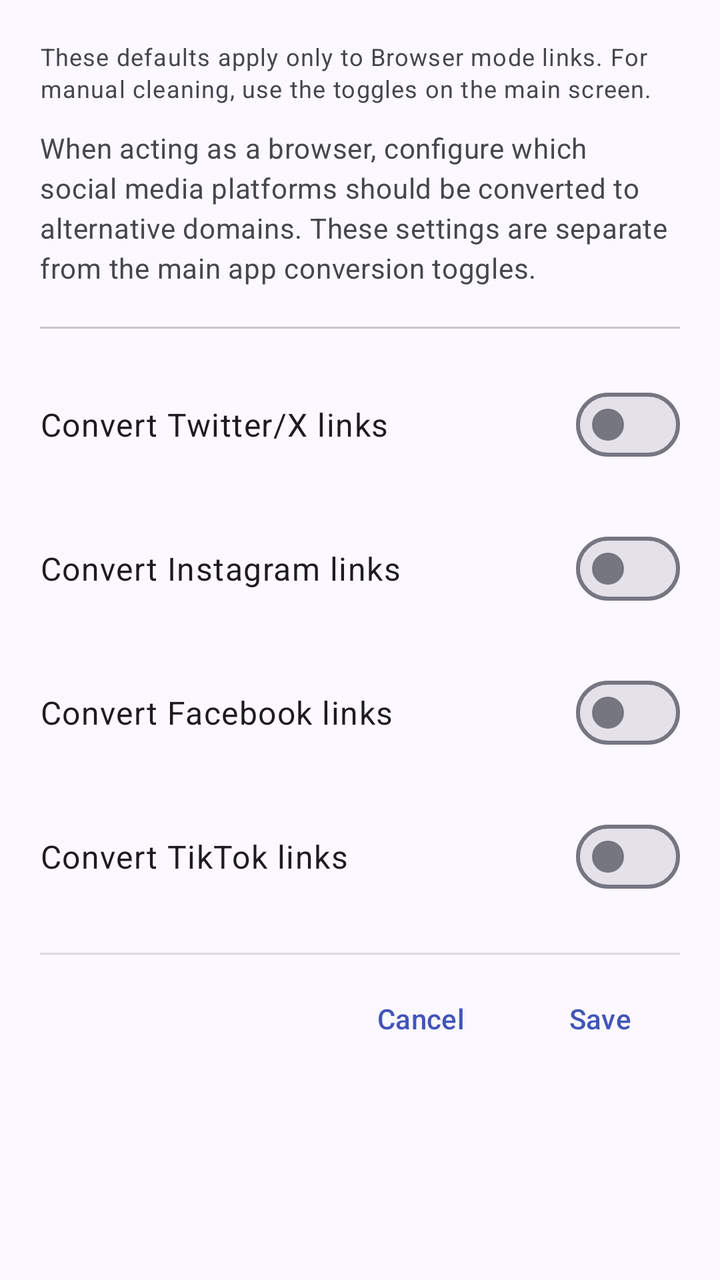
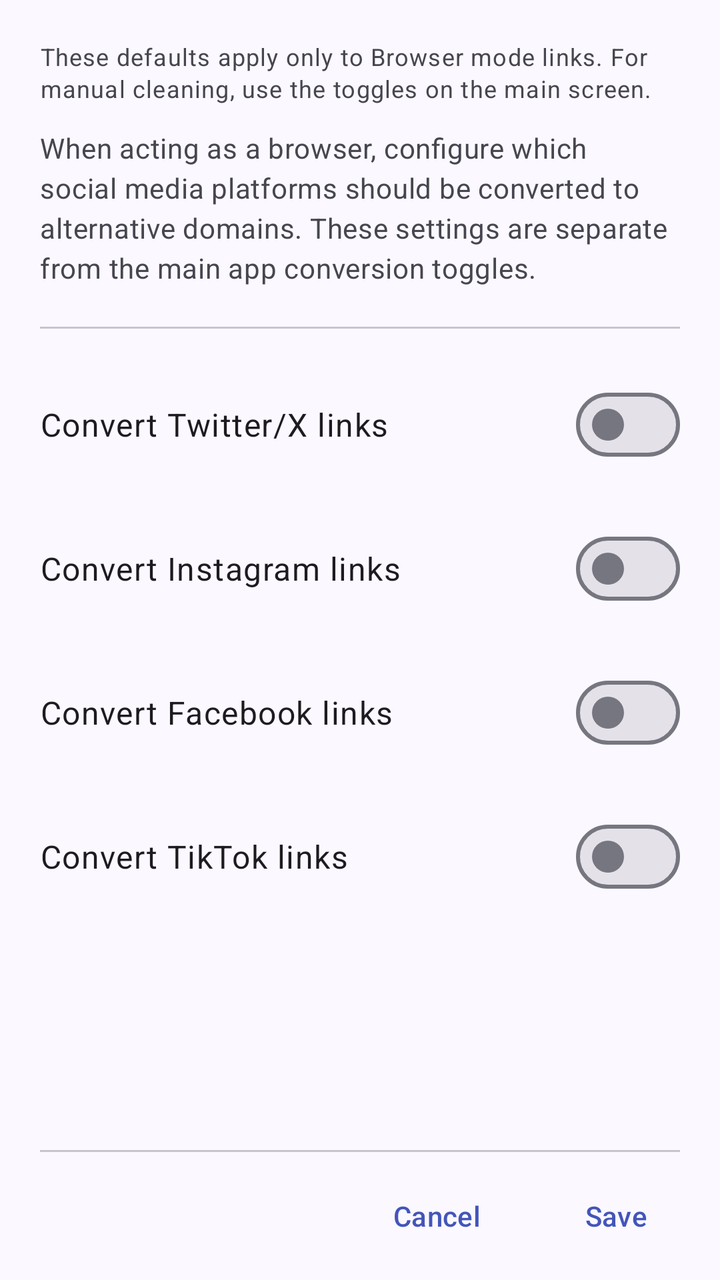

An Android layout rendered at two revisions. The XML below is the earlier revision; the diff shows what the commit changed to produce the second picture.
<!-- AndroidManifest.xml: application theme Theme.FixupXer -->
<!-- res/layout/dialog_conversion_defaults.xml -->
<?xml version="1.0" encoding="utf-8"?>
<LinearLayout xmlns:android="http://schemas.android.com/apk/res/android"
    xmlns:app="http://schemas.android.com/apk/res-auto"
    android:layout_width="match_parent"
    android:layout_height="wrap_content"
    android:orientation="vertical"
    android:padding="@dimen/padding_large">

    <TextView
        android:layout_width="match_parent"
        android:layout_height="wrap_content"
        android:text="@string/conversion_defaults_browser_note"
        android:textAppearance="@style/TextAppearance.Material3.BodySmall"
        android:textColor="?attr/colorOnSurfaceVariant"
        android:layout_marginBottom="@dimen/padding_medium" />

    <TextView
        android:layout_width="match_parent"
        android:layout_height="wrap_content"
        android:text="@string/conversion_defaults_explanation"
        android:textAppearance="@style/TextAppearance.Material3.BodyMedium"
        android:textColor="?attr/colorOnSurfaceVariant"
        android:layout_marginBottom="@dimen/padding_large" />

    <com.google.android.material.divider.MaterialDivider
        android:layout_width="match_parent"
        android:layout_height="wrap_content"
        android:layout_marginBottom="@dimen/padding_medium" />

    
    <LinearLayout
        android:layout_width="match_parent"
        android:layout_height="wrap_content"
        android:orientation="horizontal"
        android:gravity="center_vertical"
        android:paddingTop="@dimen/padding_medium"
        android:paddingBottom="@dimen/padding_medium">

        <TextView
            android:layout_width="0dp"
            android:layout_height="wrap_content"
            android:layout_weight="1"
            android:text="@string/convert_twitter_browser"
            android:textAppearance="@style/TextAppearance.Material3.BodyLarge" />

        <com.google.android.material.materialswitch.MaterialSwitch
            android:id="@+id/switchBrowserTwitter"
            android:layout_width="wrap_content"
            android:layout_height="wrap_content"
            android:contentDescription="@string/convert_twitter_browser" />

    </LinearLayout>

    
    <LinearLayout
        android:layout_width="match_parent"
        android:layout_height="wrap_content"
        android:orientation="horizontal"
        android:gravity="center_vertical"
        android:paddingTop="@dimen/padding_medium"
        android:paddingBottom="@dimen/padding_medium">

        <TextView
            android:layout_width="0dp"
            android:layout_height="wrap_content"
            android:layout_weight="1"
            android:text="@string/convert_instagram_browser"
            android:textAppearance="@style/TextAppearance.Material3.BodyLarge" />

        <com.google.android.material.materialswitch.MaterialSwitch
            android:id="@+id/switchBrowserInstagram"
            android:layout_width="wrap_content"
            android:layout_height="wrap_content"
            android:contentDescription="@string/convert_instagram_browser" />

    </LinearLayout>

    
    <LinearLayout
        android:layout_width="match_parent"
        android:layout_height="wrap_content"
        android:orientation="horizontal"
        android:gravity="center_vertical"
        android:paddingTop="@dimen/padding_medium"
        android:paddingBottom="@dimen/padding_medium">

        <TextView
            android:layout_width="0dp"
            android:layout_height="wrap_content"
            android:layout_weight="1"
            android:text="@string/convert_facebook_browser"
            android:textAppearance="@style/TextAppearance.Material3.BodyLarge" />

        <com.google.android.material.materialswitch.MaterialSwitch
            android:id="@+id/switchBrowserFacebook"
            android:layout_width="wrap_content"
            android:layout_height="wrap_content"
            android:contentDescription="@string/convert_facebook_browser" />

    </LinearLayout>

    
    <LinearLayout
        android:layout_width="match_parent"
        android:layout_height="wrap_content"
        android:orientation="horizontal"
        android:gravity="center_vertical"
        android:paddingTop="@dimen/padding_medium"
        android:paddingBottom="@dimen/padding_medium">

        <TextView
            android:layout_width="0dp"
            android:layout_height="wrap_content"
            android:layout_weight="1"
            android:text="@string/convert_tiktok_browser"
            android:textAppearance="@style/TextAppearance.Material3.BodyLarge" />

        <com.google.android.material.materialswitch.MaterialSwitch
            android:id="@+id/switchBrowserTikTok"
            android:layout_width="wrap_content"
            android:layout_height="wrap_content"
            android:contentDescription="@string/convert_tiktok_browser" />

    </LinearLayout>

    
    <View
        android:layout_width="match_parent"
        android:layout_height="@dimen/card_stroke_width"
        android:background="?android:attr/listDivider"
        android:layout_marginTop="@dimen/padding_medium" />

    
    <LinearLayout
        android:layout_width="match_parent"
        android:layout_height="wrap_content"
        android:orientation="horizontal"
        android:padding="@dimen/padding_small"
        android:gravity="end">

        <com.google.android.material.button.MaterialButton
            android:id="@+id/btnCancel"
            style="@style/Widget.Material3.Button.TextButton.Dialog"
            android:layout_width="wrap_content"
            android:layout_height="wrap_content"
            android:text="@string/cancel"
            android:layout_marginEnd="@dimen/margin_medium" />

        <com.google.android.material.button.MaterialButton
            android:id="@+id/btnSave"
            style="@style/Widget.Material3.Button.TextButton.Dialog"
            android:layout_width="wrap_content"
            android:layout_height="wrap_content"
            android:text="@string/save" />

    </LinearLayout>

</LinearLayout>
<!-- resources referenced by this layout -->
<resources>
  <dimen name="card_stroke_width">1dp</dimen>
  <dimen name="margin_medium">16dp</dimen>
  <dimen name="padding_large">24dp</dimen>
  <dimen name="padding_medium">16dp</dimen>
  <dimen name="padding_small">8dp</dimen>
  <string name="cancel">Cancel</string>
  <string name="conversion_defaults_browser_note">These defaults apply only to Browser mode links. For manual cleaning, use the toggles on the main screen.</string>
  <string name="conversion_defaults_explanation">When acting as a browser, configure which social media platforms should be converted to alternative domains. These settings are separate from the main app conversion toggles.</string>
  <string name="convert_facebook_browser">Convert Facebook links</string>
  <string name="convert_instagram_browser">Convert Instagram links</string>
  <string name="convert_tiktok_browser">Convert TikTok links</string>
  <string name="convert_twitter_browser">Convert Twitter/X links</string>
  <string name="save">Save</string>
  <style name="Theme.FixupXer" parent="Base.Theme.FixupXer" />
  <color name="md_theme_primary">#4355B9</color>
  <color name="md_theme_onPrimary">#FFFFFF</color>
  <color name="md_theme_primaryContainer">#DEE0FF</color>
  <color name="md_theme_onPrimaryContainer">#00105C</color>
  <color name="md_theme_secondary">#5B5D72</color>
  <color name="md_theme_onSecondary">#FFFFFF</color>
  <color name="md_theme_secondaryContainer">#E0E1F9</color>
  <color name="md_theme_onSecondaryContainer">#181A2C</color>
  <color name="md_theme_tertiary">#77536D</color>
  <color name="md_theme_onTertiary">#FFFFFF</color>
  <color name="md_theme_tertiaryContainer">#FFD7F1</color>
  <color name="md_theme_onTertiaryContainer">#2D1228</color>
  <color name="md_theme_error">#BA1A1A</color>
  <color name="md_theme_onError">#FFFFFF</color>
  <color name="md_theme_errorContainer">#FFDAD6</color>
  <color name="md_theme_onErrorContainer">#410002</color>
  <color name="md_theme_background">#FBF8FF</color>
  <color name="md_theme_onBackground">#1B1B21</color>
  <color name="md_theme_surface">#FBF8FF</color>
  <color name="md_theme_onSurface">#1B1B21</color>
  <color name="md_theme_surfaceVariant">#E3E1EC</color>
  <color name="md_theme_onSurfaceVariant">#46464F</color>
  <color name="md_theme_outline">#767680</color>
  <color name="md_theme_outlineVariant">#C7C5D0</color>
  <color name="md_theme_surfaceContainerLowest">#FFFFFF</color>
  <color name="md_theme_surfaceContainerLow">#F5F2FA</color>
  <color name="md_theme_surfaceContainer">#EFEDF4</color>
  <color name="md_theme_surfaceContainerHigh">#E9E7EF</color>
  <color name="md_theme_surfaceContainerHighest">#E4E1E9</color>
  <color name="md_theme_inverseSurface">#303036</color>
  <color name="md_theme_inverseOnSurface">#F2EFF7</color>
  <color name="md_theme_inversePrimary">#BAC3FF</color>
  <style name="CardStyle" parent="Widget.Material3.CardView.Elevated">
          <item name="cardCornerRadius">@dimen/card_corner_radius</item>
          <item name="cardElevation">0dp</item>
          <item name="strokeWidth">@dimen/card_stroke_width</item>
          <item name="strokeColor">@color/md_theme_outlineVariant</item>
      </style>
  <style name="SwitchStyle" parent="Widget.Material3.CompoundButton.MaterialSwitch" />
  <style name="ButtonStyle" parent="Widget.Material3.Button" />
  <dimen name="card_corner_radius">12dp</dimen>
  <!-- unchanged entries left out for length: 1 -->
</resources>

<!-- the commit's change to res/layout/dialog_conversion_defaults.xml (unified diff, before → after) -->
@@ -3,140 +3,151 @@
     xmlns:app="http://schemas.android.com/apk/res-auto"
     android:layout_width="match_parent"
     android:layout_height="wrap_content"
-    android:orientation="vertical"
-    android:padding="@dimen/padding_large">
+    android:orientation="vertical">
 
-    <TextView
+    <ScrollView
         android:layout_width="match_parent"
-        android:layout_height="wrap_content"
-        android:text="@string/conversion_defaults_browser_note"
-        android:textAppearance="@style/TextAppearance.Material3.BodySmall"
-        android:textColor="?attr/colorOnSurfaceVariant"
-        android:layout_marginBottom="@dimen/padding_medium" />
+        android:layout_height="0dp"
+        android:layout_weight="1"
+        android:maxHeight="@dimen/dialog_max_height"
+        android:fillViewport="false">
 
-    <TextView
-        android:layout_width="match_parent"
-        android:layout_height="wrap_content"
-        android:text="@string/conversion_defaults_explanation"
-        android:textAppearance="@style/TextAppearance.Material3.BodyMedium"
-        android:textColor="?attr/colorOnSurfaceVariant"
-        android:layout_marginBottom="@dimen/padding_large" />
+        <LinearLayout
+            android:layout_width="match_parent"
+            android:layout_height="wrap_content"
+            android:orientation="vertical"
+            android:paddingStart="@dimen/padding_large"
+            android:paddingTop="@dimen/padding_large"
+            android:paddingEnd="@dimen/padding_large"
+            android:paddingBottom="@dimen/padding_medium">
+
+            <TextView
+                android:layout_width="match_parent"
+                android:layout_height="wrap_content"
+                android:layout_marginBottom="@dimen/padding_medium"
+                android:text="@string/conversion_defaults_browser_note"
+                android:textAppearance="@style/TextAppearance.Material3.BodySmall"
+                android:textColor="?attr/colorOnSurfaceVariant" />
+
+            <TextView
+                android:layout_width="match_parent"
+                android:layout_height="wrap_content"
+                android:layout_marginBottom="@dimen/padding_large"
+                android:text="@string/conversion_defaults_explanation"
+                android:textAppearance="@style/TextAppearance.Material3.BodyMedium"
+                android:textColor="?attr/colorOnSurfaceVariant" />
+
+            <com.google.android.material.divider.MaterialDivider
+                android:layout_width="match_parent"
+                android:layout_height="wrap_content"
+                android:layout_marginBottom="@dimen/padding_medium" />
+
+            <LinearLayout
+                android:layout_width="match_parent"
+                android:layout_height="wrap_content"
+                android:gravity="center_vertical"
+                android:orientation="horizontal"
+                android:paddingTop="@dimen/padding_medium"
+                android:paddingBottom="@dimen/padding_medium">
+
+                <TextView
+                    android:layout_width="0dp"
+                    android:layout_height="wrap_content"
+                    android:layout_weight="1"
+                    android:text="@string/convert_twitter_browser"
+                    android:textAppearance="@style/TextAppearance.Material3.BodyLarge" />
+
+                <com.google.android.material.materialswitch.MaterialSwitch
+                    android:id="@+id/switchBrowserTwitter"
+                    android:layout_width="wrap_content"
+                    android:layout_height="wrap_content"
+                    android:contentDescription="@string/convert_twitter_browser" />
+            </LinearLayout>
+
+            <LinearLayout
+                android:layout_width="match_parent"
+                android:layout_height="wrap_content"
+                android:gravity="center_vertical"
+                android:orientation="horizontal"
+                android:paddingTop="@dimen/padding_medium"
+                android:paddingBottom="@dimen/padding_medium">
+
+                <TextView
+                    android:layout_width="0dp"
+                    android:layout_height="wrap_content"
+                    android:layout_weight="1"
+                    android:text="@string/convert_instagram_browser"
+                    android:textAppearance="@style/TextAppearance.Material3.BodyLarge" />
+
+                <com.google.android.material.materialswitch.MaterialSwitch
+                    android:id="@+id/switchBrowserInstagram"
+                    android:layout_width="wrap_content"
+                    android:layout_height="wrap_content"
+                    android:contentDescription="@string/convert_instagram_browser" />
+            </LinearLayout>
+
+            <LinearLayout
+                android:layout_width="match_parent"
+                android:layout_height="wrap_content"
+                android:gravity="center_vertical"
+                android:orientation="horizontal"
+                android:paddingTop="@dimen/padding_medium"
+                android:paddingBottom="@dimen/padding_medium">
+
+                <TextView
+                    android:layout_width="0dp"
+                    android:layout_height="wrap_content"
+                    android:layout_weight="1"
+                    android:text="@string/convert_facebook_browser"
+                    android:textAppearance="@style/TextAppearance.Material3.BodyLarge" />
+
+                <com.google.android.material.materialswitch.MaterialSwitch
+                    android:id="@+id/switchBrowserFacebook"
+                    android:layout_width="wrap_content"
+                    android:layout_height="wrap_content"
+                    android:contentDescription="@string/convert_facebook_browser" />
+            </LinearLayout>
+
+            <LinearLayout
+                android:layout_width="match_parent"
+                android:layout_height="wrap_content"
+                android:gravity="center_vertical"
+                android:orientation="horizontal"
+                android:paddingTop="@dimen/padding_medium"
+                android:paddingBottom="@dimen/padding_medium">
+
+                <TextView
+                    android:layout_width="0dp"
+                    android:layout_height="wrap_content"
+                    android:layout_weight="1"
+                    android:text="@string/convert_tiktok_browser"
+                    android:textAppearance="@style/TextAppearance.Material3.BodyLarge" />
+
+                <com.google.android.material.materialswitch.MaterialSwitch
+                    android:id="@+id/switchBrowserTikTok"
+                    android:layout_width="wrap_content"
+                    android:layout_height="wrap_content"
+                    android:contentDescription="@string/convert_tiktok_browser" />
+            </LinearLayout>
+        </LinearLayout>
+    </ScrollView>
 
     <com.google.android.material.divider.MaterialDivider
         android:layout_width="match_parent"
         android:layout_height="wrap_content"
-        android:layout_marginBottom="@dimen/padding_medium" />
+        android:layout_marginStart="@dimen/padding_large"
+        android:layout_marginEnd="@dimen/padding_large" />
 
     
     <LinearLayout
         android:layout_width="match_parent"
         android:layout_height="wrap_content"
+        android:gravity="end"
         android:orientation="horizontal"
-        android:gravity="center_vertical"
-        android:paddingTop="@dimen/padding_medium"
-        android:paddingBottom="@dimen/padding_medium">
-
-        <TextView
-            android:layout_width="0dp"
-            android:layout_height="wrap_content"
-            android:layout_weight="1"
-            android:text="@string/convert_twitter_browser"
-            android:textAppearance="@style/TextAppearance.Material3.BodyLarge" />
-
-        <com.google.android.material.materialswitch.MaterialSwitch
-            android:id="@+id/switchBrowserTwitter"
-            android:layout_width="wrap_content"
-            android:layout_height="wrap_content"
-            android:contentDescription="@string/convert_twitter_browser" />
-
-    </LinearLayout>
-
-    
-    <LinearLayout
-        android:layout_width="match_parent"
-        android:layout_height="wrap_content"
-        android:orientation="horizontal"
-        android:gravity="center_vertical"
-        android:paddingTop="@dimen/padding_medium"
-        android:paddingBottom="@dimen/padding_medium">
-
-        <TextView
-            android:layout_width="0dp"
-            android:layout_height="wrap_content"
-            android:layout_weight="1"
-            android:text="@string/convert_instagram_browser"
-            android:textAppearance="@style/TextAppearance.Material3.BodyLarge" />
-
-        <com.google.android.material.materialswitch.MaterialSwitch
-            android:id="@+id/switchBrowserInstagram"
-            android:layout_width="wrap_content"
-            android:layout_height="wrap_content"
-            android:contentDescription="@string/convert_instagram_browser" />
-
-    </LinearLayout>
-
-    
-    <LinearLayout
-        android:layout_width="match_parent"
-        android:layout_height="wrap_content"
-        android:orientation="horizontal"
-        android:gravity="center_vertical"
-        android:paddingTop="@dimen/padding_medium"
-        android:paddingBottom="@dimen/padding_medium">
-
-        <TextView
-            android:layout_width="0dp"
-            android:layout_height="wrap_content"
-            android:layout_weight="1"
-            android:text="@string/convert_facebook_browser"
-            android:textAppearance="@style/TextAppearance.Material3.BodyLarge" />
-
-        <com.google.android.material.materialswitch.MaterialSwitch
-            android:id="@+id/switchBrowserFacebook"
-            android:layout_width="wrap_content"
-            android:layout_height="wrap_content"
-            android:contentDescription="@string/convert_facebook_browser" />
-
-    </LinearLayout>
-
-    
-    <LinearLayout
-        android:layout_width="match_parent"
-        android:layout_height="wrap_content"
-        android:orientation="horizontal"
-        android:gravity="center_vertical"
-        android:paddingTop="@dimen/padding_medium"
-        android:paddingBottom="@dimen/padding_medium">
-
-        <TextView
-            android:layout_width="0dp"
-            android:layout_height="wrap_content"
-            android:layout_weight="1"
-            android:text="@string/convert_tiktok_browser"
-            android:textAppearance="@style/TextAppearance.Material3.BodyLarge" />
-
-        <com.google.android.material.materialswitch.MaterialSwitch
-            android:id="@+id/switchBrowserTikTok"
-            android:layout_width="wrap_content"
-            android:layout_height="wrap_content"
-            android:contentDescription="@string/convert_tiktok_browser" />
-
-    </LinearLayout>
-
-    
-    <View
-        android:layout_width="match_parent"
-        android:layout_height="@dimen/card_stroke_width"
-        android:background="?android:attr/listDivider"
-        android:layout_marginTop="@dimen/padding_medium" />
-
-    
-    <LinearLayout
-        android:layout_width="match_parent"
-        android:layout_height="wrap_content"
-        android:orientation="horizontal"
-        android:padding="@dimen/padding_small"
-        android:gravity="end">
+        android:paddingStart="@dimen/padding_large"
+        android:paddingTop="@dimen/padding_small"
+        android:paddingEnd="@dimen/padding_large"
+        android:paddingBottom="@dimen/padding_small">
 
         <com.google.android.material.button.MaterialButton
             android:id="@+id/btnCancel"
<!-- resource entries referenced after the edit -->
@@ -1,5 +1,6 @@
 <!-- resources referenced by this layout -->
 <resources>
+  <dimen name="dialog_max_height">400dp</dimen>
   <dimen name="card_stroke_width">1dp</dimen>
   <dimen name="margin_medium">16dp</dimen>
   <dimen name="padding_large">24dp</dimen>
